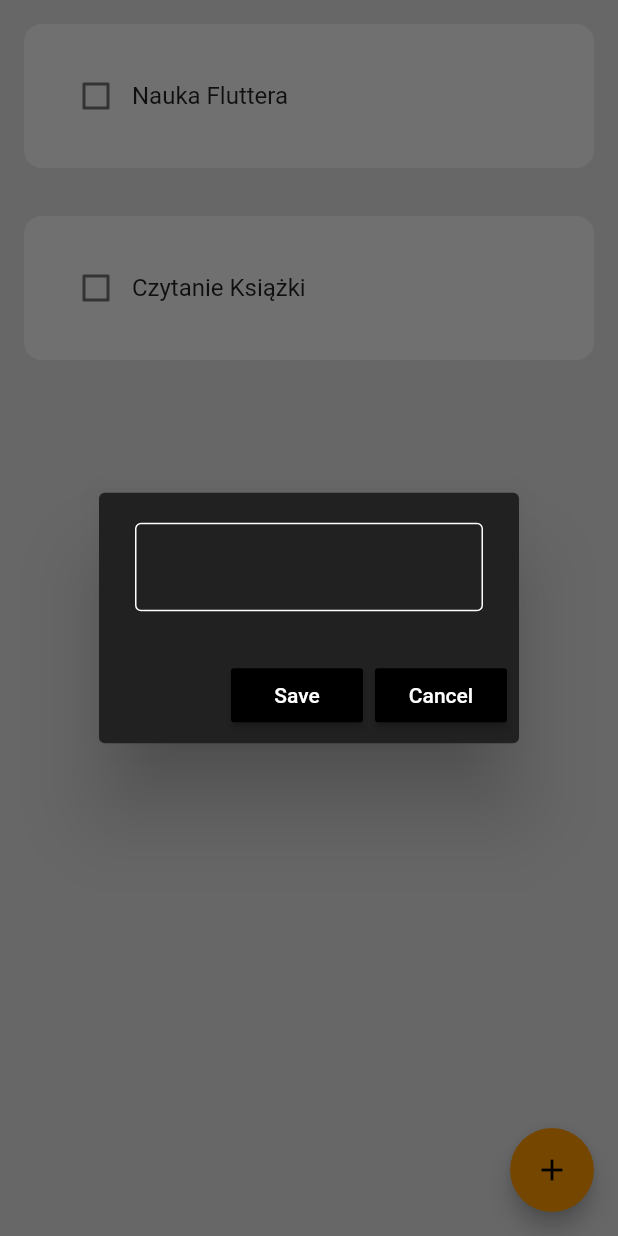
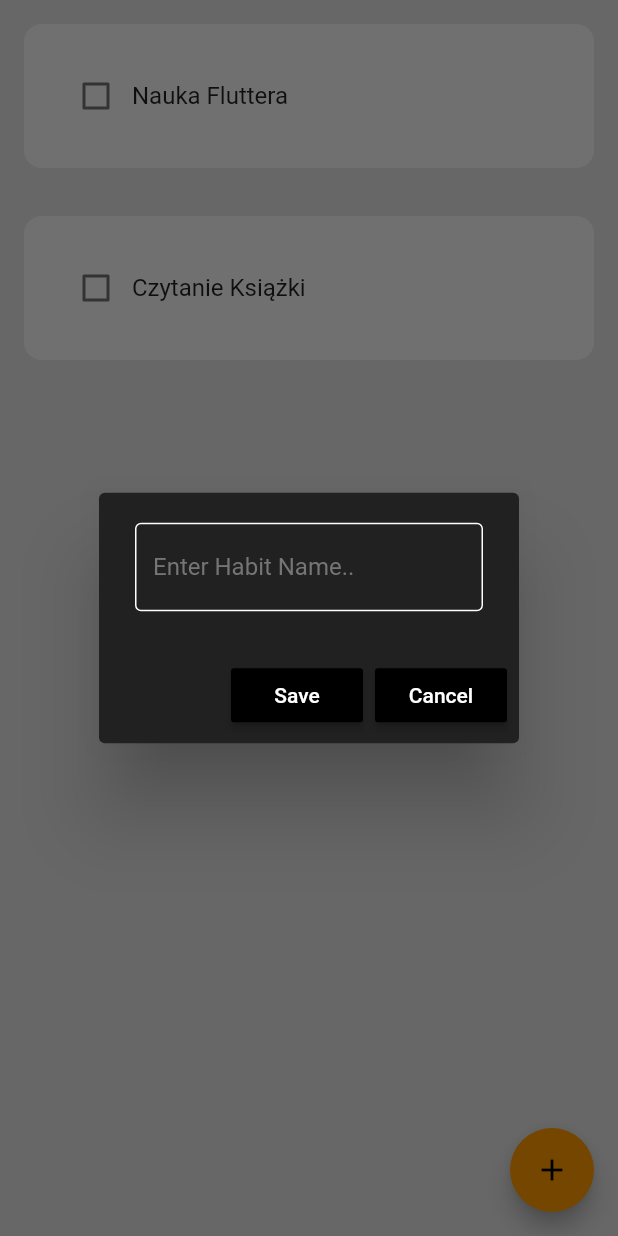
Before and after one commit to patrickkoszewski/habit_tracker_hive_local_storage, a Flutter app: the screen it shows after launch, after a tap on the "add" icon, on a phone screen of 412 x 824 dp. Run offline on Flutter 3.47's test engine with Material 2 defaults, Android fonts, the phone set to English and light mode, and no system bars; drawn by our look-alikes of flutter_slidable.

Commit message:
Add hintText, hintStyle

```diff
--- a/lib/components/my_alert_box.dart
+++ b/lib/components/my_alert_box.dart
@@ -2,12 +2,14 @@ import 'package:flutter/material.dart';
 
 class MyAlertBox extends StatelessWidget {
   final controller;
+  final String hintText;
   final VoidCallback onSave;
   final VoidCallback onCancel;
 
   const MyAlertBox({
     super.key,
     required this.controller,
+    required this.hintText,
     required this.onSave,
     required this.onCancel,
   });
@@ -19,11 +21,13 @@ class MyAlertBox extends StatelessWidget {
       content: TextField(
         controller: controller,
         style: const TextStyle(color: Colors.white),
-        decoration: const InputDecoration(
-          enabledBorder:
-              OutlineInputBorder(borderSide: BorderSide(color: Colors.white)),
-          focusedBorder:
-              OutlineInputBorder(borderSide: BorderSide(color: Colors.white)),
+        decoration: InputDecoration(
+          hintText: hintText,
+          hintStyle: TextStyle(color: Colors.grey[600]),
+          enabledBorder: const OutlineInputBorder(
+              borderSide: BorderSide(color: Colors.white)),
+          focusedBorder: const OutlineInputBorder(
+              borderSide: BorderSide(color: Colors.white)),
         ),
       ),
       actions: [
--- a/lib/pages/home_page.dart
+++ b/lib/pages/home_page.dart
@@ -36,6 +36,7 @@ class _HomePageState extends State<HomePage> {
       builder: (context) {
         return MyAlertBox(
           controller: _newHabitNameController,
+          hintText: 'Enter Habit Name..',
           onSave: saveNewHabit,
           onCancel: cancelDialogBox,
         );
@@ -70,6 +71,7 @@ class _HomePageState extends State<HomePage> {
       builder: (context) {
         return MyAlertBox(
           controller: _newHabitNameController,
+          hintText: todaysHabitList[index][0],
           onSave: () => saveExistingHabit(index),
           onCancel: cancelDialogBox,
         );
```
